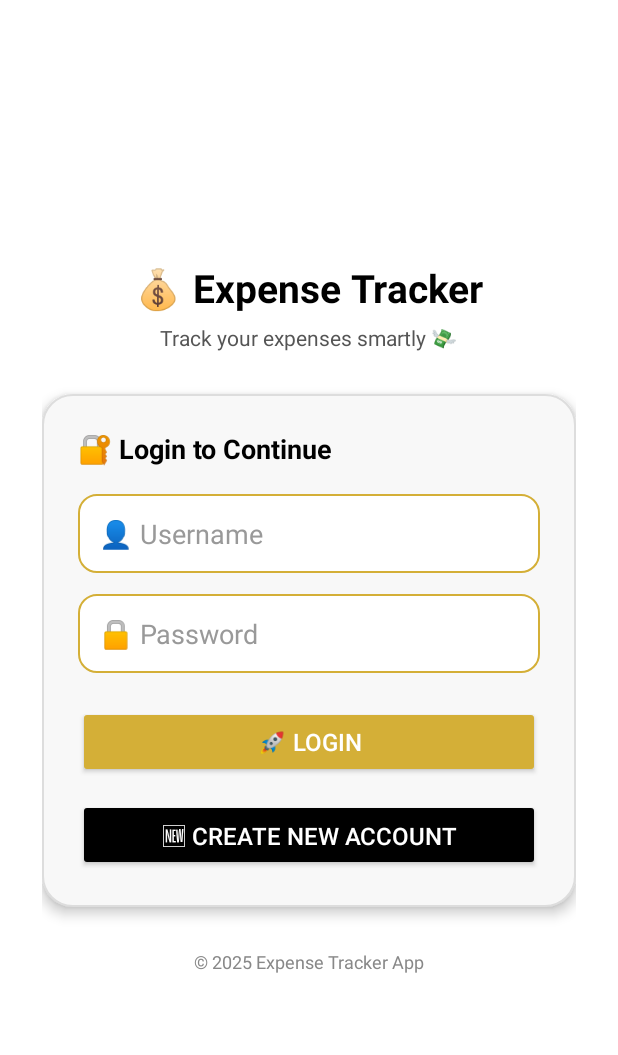
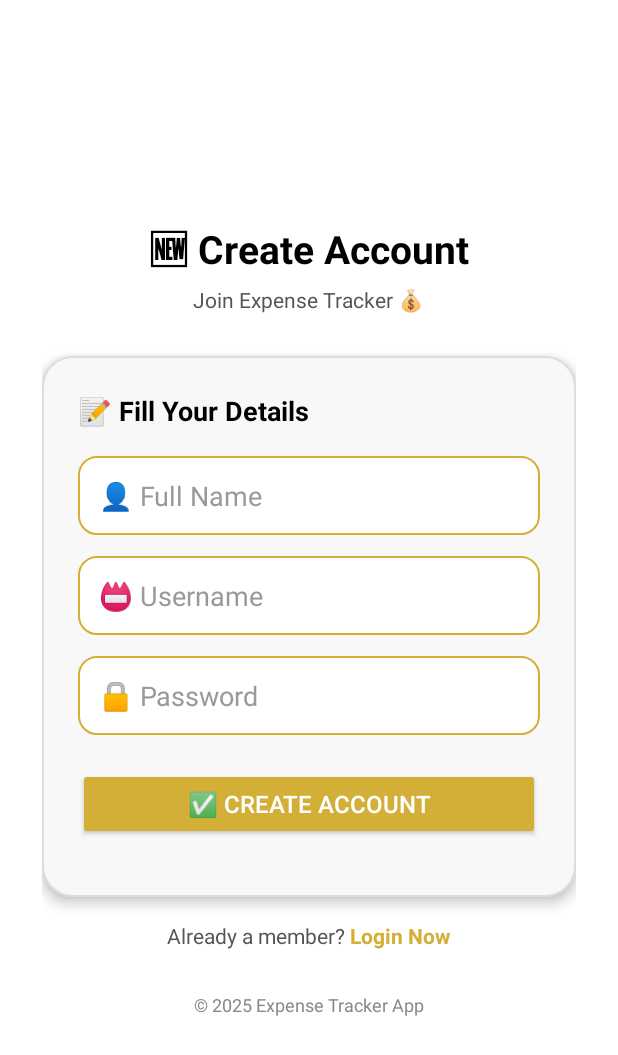
Before and after one commit to haidercentegy/ExpenseTrackerApp, an Android app built with Jetpack Compose: the screen it shows after launch (LoginActivity before the commit, CreateAccountActivity after it), after a tap on "🆕 CREATE NEW ACCOUNT", on a phone screen of 412 x 824 dp. Shown: the top 1055 px of the screen. Run offline under Robolectric (Android 15) with nearby library versions, the phone set to English and light mode, and no system bars.

Commit message:
new create account page

```diff
--- a/app/src/main/AndroidManifest.xml
+++ b/app/src/main/AndroidManifest.xml
@@ -28,7 +28,7 @@
         <activity android:name=".LoginActivity" />
 
         <!-- 🔹 User Input Screen -->
-        <activity android:name=".UserInputActivity" />
+        <activity android:name=".CreateAccountActivity"/>
 
         <!-- 🔹 Expense Home Screen -->
         <activity android:name=".ExpenseHomeActivity" />
--- /dev/null
+++ b/app/src/main/java/com/example/expensetracker/CreateAccountActivity.java
@@ -0,0 +1,62 @@
+package com.example.expensetracker;
+
+import android.content.Intent;
+import android.os.Bundle;
+import android.util.Patterns;
+import android.widget.Button;
+import android.widget.EditText;
+import android.widget.TextView;
+import android.widget.Toast;
+
+import androidx.appcompat.app.AppCompatActivity;
+
+public class CreateAccountActivity extends AppCompatActivity {
+
+    EditText etFullName, etUsername, etPassword;
+    Button btnCreateAccount;
+    TextView tvLoginNow;
+
+    @Override
+    protected void onCreate(Bundle savedInstanceState) {
+        super.onCreate(savedInstanceState);
+        setContentView(R.layout.activity_create_account);
+
+        // Bind views
+        etFullName = findViewById(R.id.etFullName);
+        etUsername = findViewById(R.id.etUsername);
+        etPassword = findViewById(R.id.etPassword);
+        btnCreateAccount = findViewById(R.id.btnCreateAccount);
+        tvLoginNow = findViewById(R.id.tvLoginNow);
+
+        // Create Account Button click
+        btnCreateAccount.setOnClickListener(v -> {
+            String name = etFullName.getText().toString().trim();
+            String username = etUsername.getText().toString().trim();
+            String password = etPassword.getText().toString().trim();
+
+            // Validation
+            if(name.isEmpty() || username.isEmpty() || password.isEmpty()){
+                Toast.makeText(this, "All fields are required!", Toast.LENGTH_SHORT).show();
+                return;
+            }
+
+            if(password.length() < 6){
+                Toast.makeText(this, "Password must be at least 6 characters", Toast.LENGTH_SHORT).show();
+                return;
+            }
+
+            // TODO: Save data to database (DatabaseHelper)
+            Toast.makeText(this, "Account created successfully!", Toast.LENGTH_SHORT).show();
+
+            // Optional: Go to LoginActivity after creating account
+            startActivity(new Intent(this, LoginActivity.class));
+            finish();
+        });
+
+        // Login Now click
+        tvLoginNow.setOnClickListener(v -> {
+            startActivity(new Intent(this, LoginActivity.class));
+            finish();
+        });
+    }
+}
--- a/app/src/main/java/com/example/expensetracker/LoginActivity.java
+++ b/app/src/main/java/com/example/expensetracker/LoginActivity.java
@@ -63,8 +63,8 @@ public class LoginActivity extends AppCompatActivity {
         // Sign Up button
         btnSignup.setOnClickListener(v -> {
             // Redirect to User Input / Sign Up screen
-//            Intent intent = new Intent(this, UserInputActivity.class);
-//            startActivity(intent);
+   Intent intent = new Intent(this, CreateAccountActivity.class);
+          startActivity(intent);
         });
     }
 }
--- /dev/null
+++ b/app/src/main/res/layout/activity_create_account.xml
@@ -0,0 +1,146 @@
+<?xml version="1.0" encoding="utf-8"?>
+<ScrollView xmlns:android="http://schemas.android.com/apk/res/android"
+    android:layout_width="match_parent"
+    android:layout_height="match_parent"
+    android:background="#FFFFFF"
+    android:fillViewport="true">
+
+    <LinearLayout
+        android:layout_width="match_parent"
+        android:layout_height="wrap_content"
+        android:orientation="vertical"
+        android:gravity="center"
+        android:padding="28dp">
+
+        <!-- App Title -->
+        <TextView
+            android:layout_width="wrap_content"
+            android:layout_height="wrap_content"
+            android:text="🆕 Create Account"
+            android:textColor="#000000"
+            android:textSize="26sp"
+            android:textStyle="bold"
+            android:layout_marginBottom="6dp"/>
+
+        <TextView
+            android:layout_width="wrap_content"
+            android:layout_height="wrap_content"
+            android:text="Join Expense Tracker 💰"
+            android:textColor="#555555"
+            android:textSize="14sp"
+            android:layout_marginBottom="28dp"/>
+
+        <!-- Card Container -->
+        <LinearLayout
+            android:layout_width="match_parent"
+            android:layout_height="wrap_content"
+            android:orientation="vertical"
+            android:background="@drawable/rounded_card"
+            android:padding="24dp"
+            android:elevation="5dp">
+
+            <TextView
+                android:layout_width="wrap_content"
+                android:layout_height="wrap_content"
+                android:text="📝 Fill Your Details"
+                android:textSize="18sp"
+                android:textStyle="bold"
+                android:textColor="#000000"
+                android:layout_marginBottom="18dp" />
+
+            <!-- Full Name -->
+            <EditText
+                android:id="@+id/etFullName"
+                android:layout_width="match_parent"
+                android:layout_height="wrap_content"
+                android:hint="👤 Full Name"
+                android:background="@drawable/rounded_edittext"
+                android:padding="14dp"
+                android:textColor="#000000"
+                android:textColorHint="#999999"
+                android:inputType="textPersonName"
+                android:layout_marginBottom="14dp"/>
+
+            <!-- Email -->
+
+
+            <!-- Username -->
+            <EditText
+                android:id="@+id/etUsername"
+                android:layout_width="match_parent"
+                android:layout_height="wrap_content"
+                android:hint="📛 Username"
+                android:background="@drawable/rounded_edittext"
+                android:padding="14dp"
+                android:textColor="#000000"
+                android:textColorHint="#999999"
+                android:inputType="text"
+                android:layout_marginBottom="14dp"/>
+
+            <!-- Password -->
+            <EditText
+                android:id="@+id/etPassword"
+                android:layout_width="match_parent"
+                android:layout_height="wrap_content"
+                android:hint="🔒 Password"
+                android:background="@drawable/rounded_edittext"
+                android:padding="14dp"
+                android:textColor="#000000"
+                android:textColorHint="#999999"
+                android:inputType="textPassword"
+                android:layout_marginBottom="22dp"/>
+
+            <!-- Submit Button -->
+            <Button
+                android:id="@+id/btnCreateAccount"
+                android:layout_width="match_parent"
+                android:layout_height="wrap_content"
+                android:minHeight="48dp"
+                android:text="✅ Create Account"
+                android:backgroundTint="#D4AF37"
+                android:textColor="#FFFFFF"
+                android:padding="12dp"
+                android:textSize="16sp"
+                android:layout_marginBottom="14dp"
+                android:elevation="2dp"/>
+
+
+        </LinearLayout>
+
+        <!-- Already Member Login -->
+        <LinearLayout
+            android:layout_width="wrap_content"
+            android:layout_height="wrap_content"
+            android:orientation="horizontal"
+            android:gravity="center"
+            android:layout_marginTop="16dp">
+
+            <TextView
+                android:layout_width="wrap_content"
+                android:layout_height="wrap_content"
+                android:text="Already a member?"
+                android:textColor="#555555"
+                android:textSize="14sp"/>
+
+            <TextView
+                android:id="@+id/tvLoginNow"
+                android:layout_width="wrap_content"
+                android:layout_height="wrap_content"
+                android:text=" Login Now"
+                android:textColor="#D4AF37"
+                android:textStyle="bold"
+                android:textSize="14sp"
+                android:clickable="true"
+                android:focusable="true"/>
+        </LinearLayout>
+
+        <!-- Footer -->
+        <TextView
+            android:layout_width="wrap_content"
+            android:layout_height="wrap_content"
+            android:text="© 2025 Expense Tracker App"
+            android:textColor="#888888"
+            android:textSize="12sp"
+            android:layout_marginTop="28dp"/>
+    </LinearLayout>
+</ScrollView>
```
